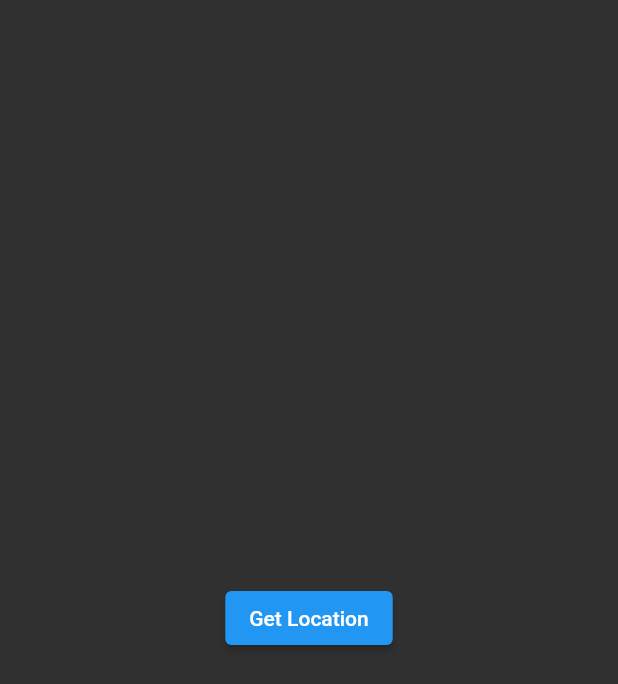
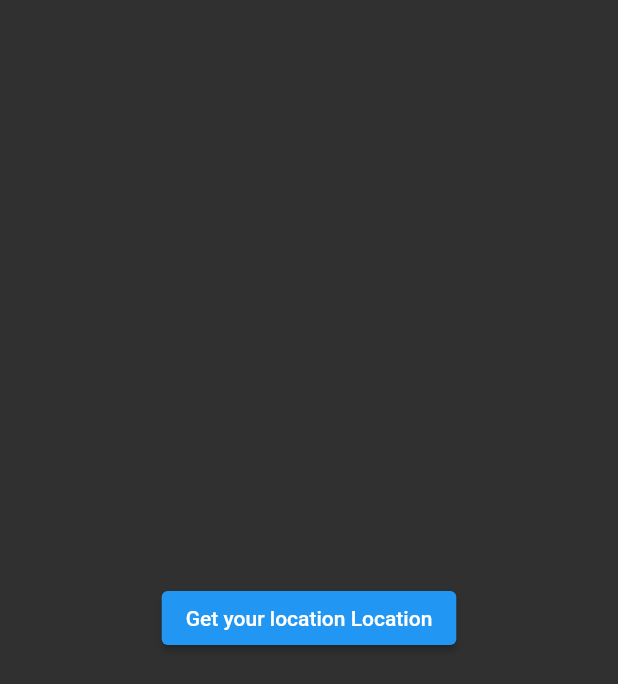
Before and after one commit to HaileMariamR/MyWeatherApp_Flutter_App, a Flutter app: the screen it shows after launch, on a phone screen of 412 x 824 dp. Shown: the top 684 px of the screen. Run offline on Flutter 3.47's test engine with Material 2 defaults, Android fonts, the phone set to English and light mode, and no system bars.

```diff
--- a/lib/screens/loading_screen.dart
+++ b/lib/screens/loading_screen.dart
@@ -14,7 +14,7 @@ class _LoadingScreenState extends State<LoadingScreen> {
           onPressed: () {
             //Get the current location
           },
-          child: Text('Get Location'),
+          child: Text('Get your location Location'),
         ),
       ),
     );
```
